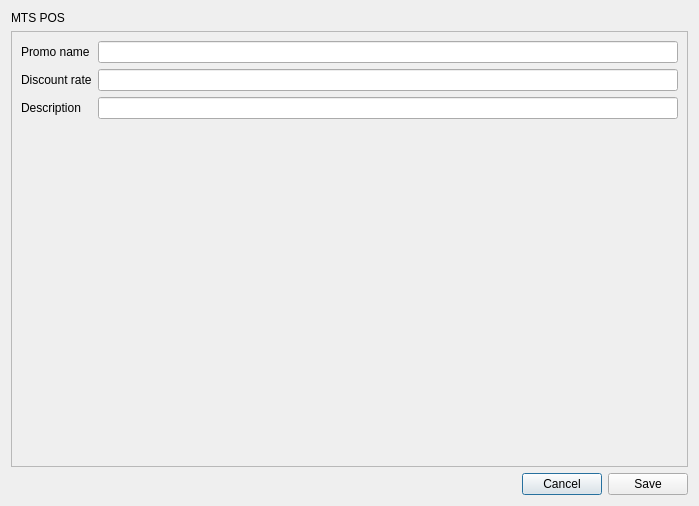
rondalefloyd/mts-pos, file app/views/templates/generated/EditSupplier.ui: the form before one commit.
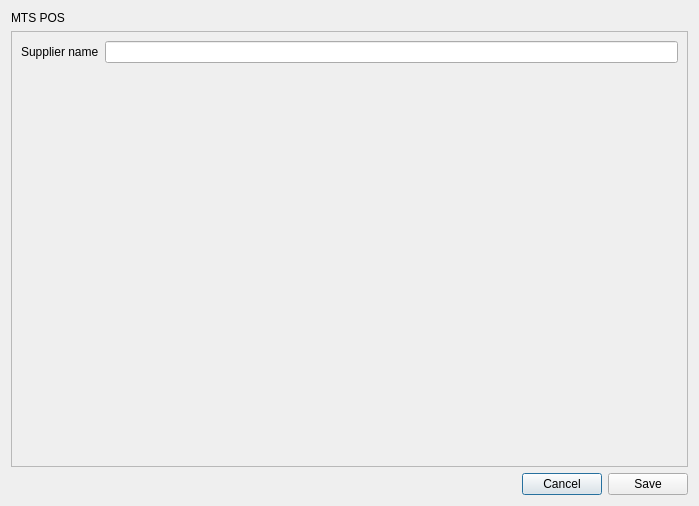
The form after the commit.

```diff
--- a/app/views/templates/generated/EditSupplier.ui
+++ b/app/views/templates/generated/EditSupplier.ui
@@ -45,36 +45,12 @@
        <item row="0" column="0">
         <widget class="QLabel" name="label_3">
          <property name="text">
-          <string>Promo name</string>
+          <string>Supplier name</string>
          </property>
         </widget>
        </item>
        <item row="0" column="1">
-        <widget class="QLineEdit" name="lineEditPromoName"/>
-       </item>
-       <item row="1" column="0">
-        <widget class="QLabel" name="label_2">
-         <property name="text">
-          <string>Discount rate</string>
-         </property>
-        </widget>
-       </item>
-       <item row="1" column="1">
-        <widget class="QLineEdit" name="lineEditDiscountRate">
-         <property name="alignment">
-          <set>Qt::AlignRight|Qt::AlignTrailing|Qt::AlignVCenter</set>
-         </property>
-        </widget>
-       </item>
-       <item row="2" column="0">
-        <widget class="QLabel" name="label">
-         <property name="text">
-          <string>Description</string>
-         </property>
-        </widget>
-       </item>
-       <item row="2" column="1">
-        <widget class="QLineEdit" name="lineEditDescription"/>
+        <widget class="QLineEdit" name="lineEditSupplierName"/>
        </item>
       </layout>
      </widget>
```
Left out of the diff: 6 changed lines with no effect on the pictures.
